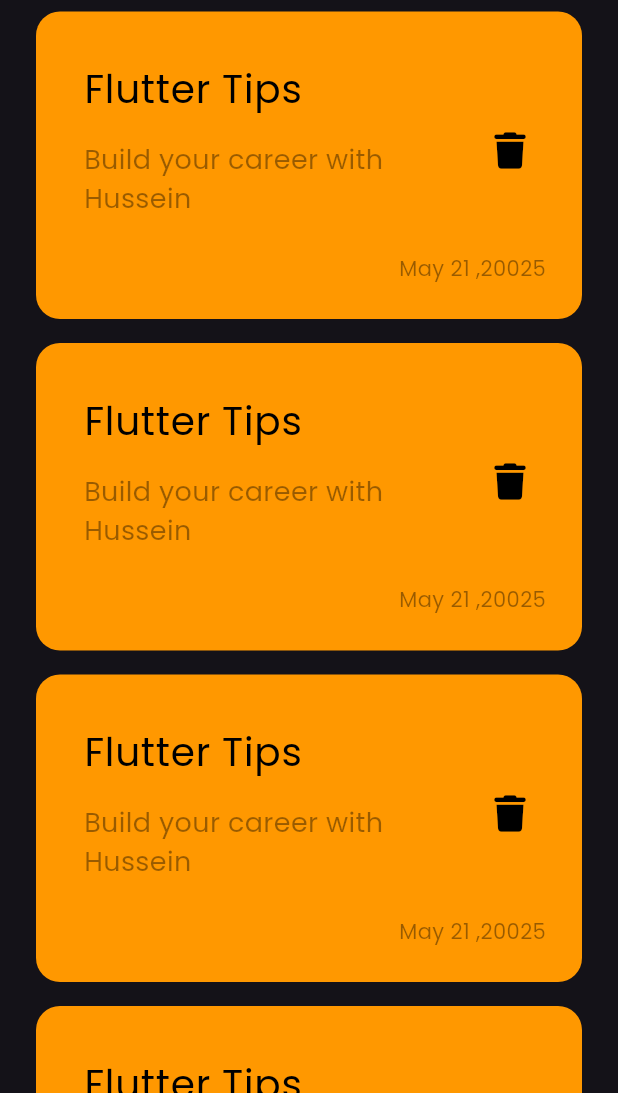
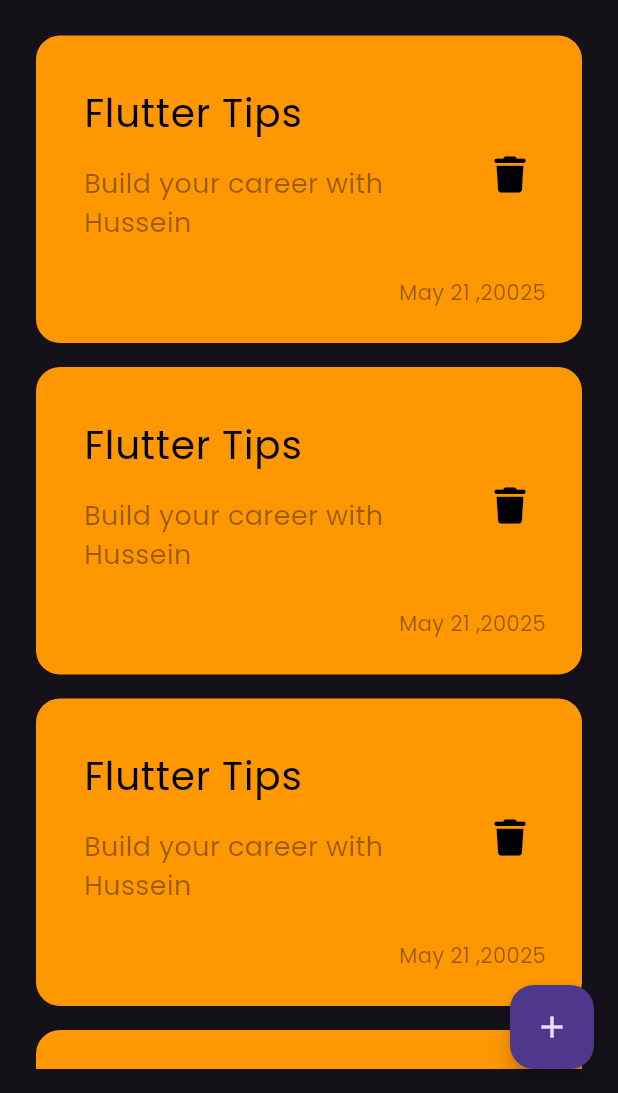
Before and after one commit to Hussein891/notes_app, a Flutter app: the screen it shows after launch, on a phone screen of 412 x 824 dp, the part 143-1236 px from its top. Run offline on Flutter 3.47's test engine with Material 3 defaults, Android fonts, the phone set to English and light mode, and no system bars; our stand-ins replace font_awesome_flutter.

```diff
--- a/lib/views/notes_view.dart
+++ b/lib/views/notes_view.dart
@@ -1,4 +1,5 @@
 import 'package:flutter/material.dart';
+import 'package:notes_app/widgets/add_note_bottomsheet.dart';
 import 'package:notes_app/widgets/notes_veiw_bady.dart';
 
 class NotesView extends StatelessWidget {
@@ -7,7 +8,17 @@ class NotesView extends StatelessWidget {
   @override
   Widget build(BuildContext context) {
     return Scaffold(
-      body: NotesVeiwBady(),
+      floatingActionButton: FloatingActionButton(
+        onPressed: () {
+          showModalBottomSheet(
+              context: context,
+              builder: (context) {
+                return AddNoteBottomsheet();
+              });
+        },
+        child: Icon(Icons.add),
+      ),
+      body: const NotesVeiwBady(),
     );
   }
 }
--- a/lib/widgets/notes_listview.dart
+++ b/lib/widgets/notes_listview.dart
@@ -6,13 +6,17 @@ class NotesListView extends StatelessWidget {
 
   @override
   Widget build(BuildContext context) {
-    return ListView.builder(
+    return Padding(
+      padding: const EdgeInsets.symmetric(vertical: 16),
+      child: ListView.builder(
+          padding: EdgeInsets.zero,
           itemCount: 6,
           itemBuilder: (context, index) {
             return const Padding(
               padding: EdgeInsets.symmetric(vertical: 8),
               child: NoteItem(),
             );
-        });
+          }),
+    );
   }
 }
```
Also changed, not shown: lib/widgets/add_note_bottomsheet.dart (added, +10 -0 lines). Lines whose indentation alone changed are shown as unchanged.
